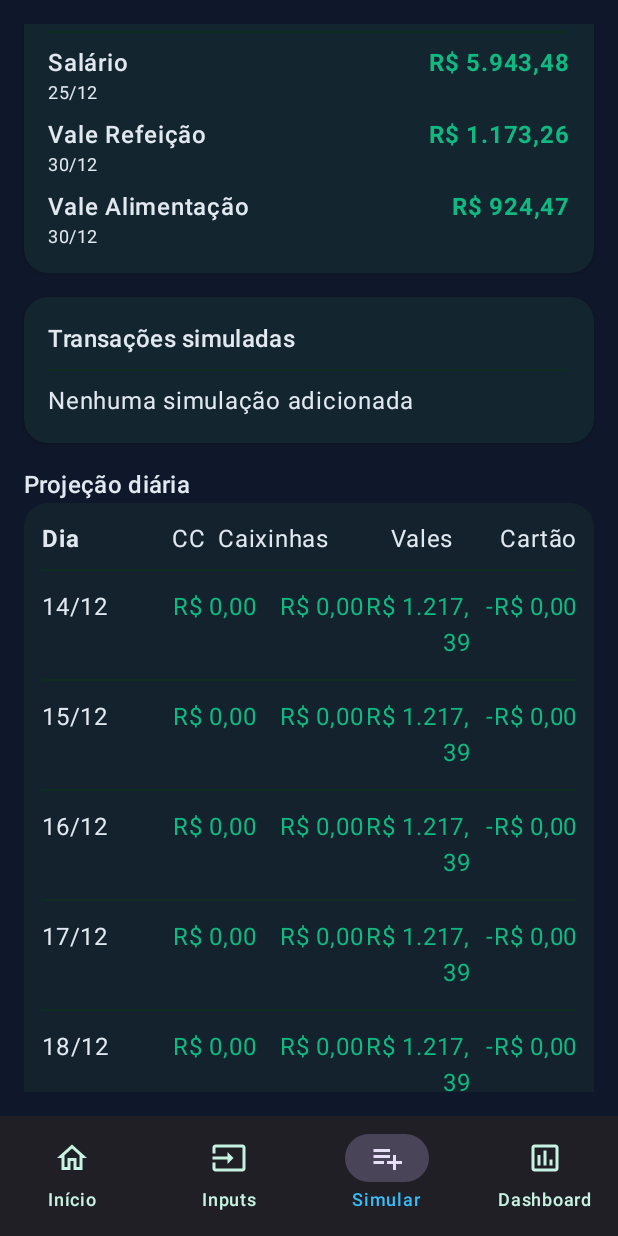
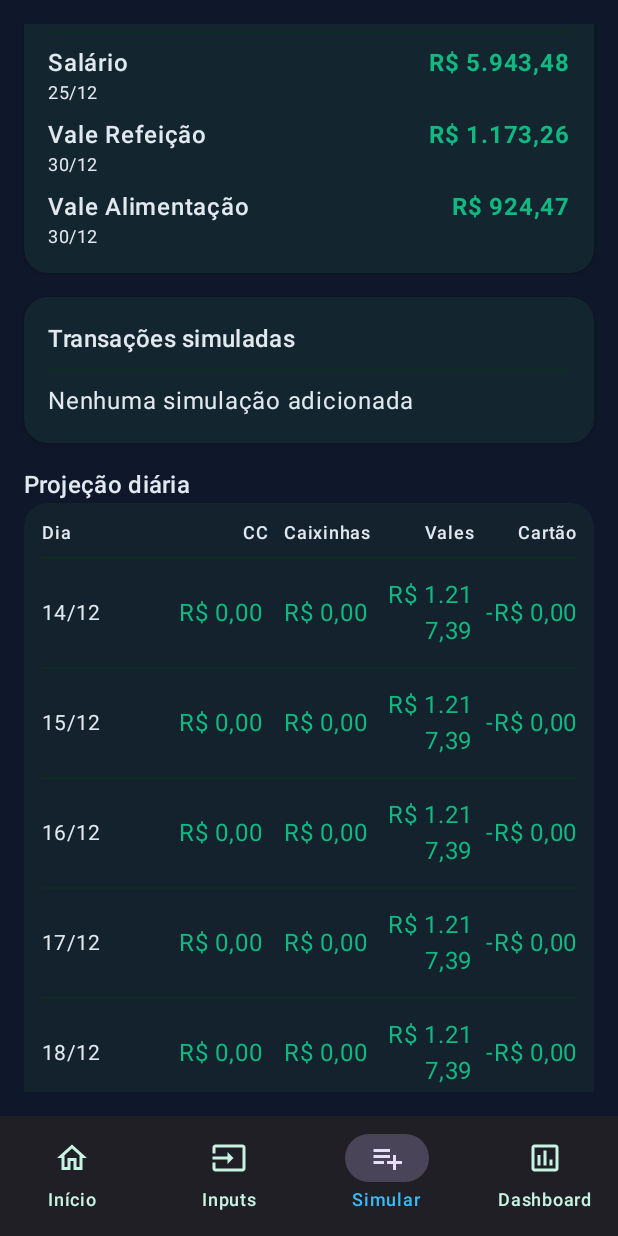
Before and after one commit to GloedenJoao/Android_AppV4, an Android app built with Jetpack Compose: the SimulationScreen screen opened through its navigation route, scrolled down 996 dp, on a phone screen of 412 x 824 dp. Run offline under Robolectric (Android 15) with nearby library versions, the phone set to English and light mode, and no system bars.

Commit message:
Improve daily projection table formatting

```diff
--- a/app/src/main/java/com/financeplanner/app/ui/Screens.kt
+++ b/app/src/main/java/com/financeplanner/app/ui/Screens.kt
@@ -926,17 +926,24 @@ private fun TransactionRow(title: String, subtitle: String, amount: Double, posi
 
 @Composable
 private fun DailyBalanceTable(history: List<BalanceSnapshot>) {
+    val dateWeight = 1.2f
+    val valueWeight = 1f
+    val headerStyle = MaterialTheme.typography.labelMedium.copy(fontWeight = FontWeight.SemiBold)
+
     Card(
         colors = CardDefaults.cardColors(containerColor = MaterialTheme.colorScheme.surfaceColorAtElevation(1.dp)),
         shape = RoundedCornerShape(16.dp)
     ) {
         Column(modifier = Modifier.padding(12.dp), verticalArrangement = Arrangement.spacedBy(8.dp)) {
-            Row(modifier = Modifier.fillMaxWidth(), horizontalArrangement = Arrangement.SpaceBetween) {
-                Text("Dia", fontWeight = FontWeight.Bold)
-                Text("CC", textAlign = TextAlign.End, modifier = Modifier.weight(1f))
-                Text("Caixinhas", textAlign = TextAlign.End, modifier = Modifier.weight(1f))
-                Text("Vales", textAlign = TextAlign.End, modifier = Modifier.weight(1f))
-                Text("Cartão", textAlign = TextAlign.End, modifier = Modifier.weight(1f))
+            Row(
+                modifier = Modifier.fillMaxWidth(),
+                verticalAlignment = Alignment.CenterVertically
+            ) {
+                Text("Dia", modifier = Modifier.weight(dateWeight), style = headerStyle)
+                Text("CC", textAlign = TextAlign.End, modifier = Modifier.weight(valueWeight), style = headerStyle)
+                Text("Caixinhas", textAlign = TextAlign.End, modifier = Modifier.weight(valueWeight), style = headerStyle)
+                Text("Vales", textAlign = TextAlign.End, modifier = Modifier.weight(valueWeight), style = headerStyle)
+                Text("Cartão", textAlign = TextAlign.End, modifier = Modifier.weight(valueWeight), style = headerStyle)
             }
             Divider(color = MaterialTheme.colorScheme.surfaceVariant)
             history.forEachIndexed { index, snapshot ->
@@ -948,13 +955,18 @@ private fun DailyBalanceTable(history: List<BalanceSnapshot>) {
                     modifier = Modifier
                         .fillMaxWidth()
                         .padding(vertical = 4.dp),
-                    horizontalArrangement = Arrangement.SpaceBetween
+                    horizontalArrangement = Arrangement.spacedBy(8.dp),
+                    verticalAlignment = Alignment.CenterVertically
                 ) {
-                    Text(snapshot.date.format(dateFormatter), modifier = Modifier.weight(1f))
-                    Text(currencyFormat.format(snapshot.checking), modifier = Modifier.weight(1f), color = checkingColor, textAlign = TextAlign.End)
-                    Text(currencyFormat.format(snapshot.caixinhaTotal), modifier = Modifier.weight(1f), color = caixinhaColor, textAlign = TextAlign.End)
-                    Text(currencyFormat.format(snapshot.valeTotal), modifier = Modifier.weight(1f), color = valeColor, textAlign = TextAlign.End)
-                    Text(currencyFormat.format(-snapshot.cardDebt), modifier = Modifier.weight(1f), color = cardColor, textAlign = TextAlign.End)
+                    Text(
+                        snapshot.date.format(dateFormatter),
+                        modifier = Modifier.weight(dateWeight),
+                        style = MaterialTheme.typography.bodyMedium
+                    )
+                    Text(currencyFormat.format(snapshot.checking), modifier = Modifier.weight(valueWeight), color = checkingColor, textAlign = TextAlign.End)
+                    Text(currencyFormat.format(snapshot.caixinhaTotal), modifier = Modifier.weight(valueWeight), color = caixinhaColor, textAlign = TextAlign.End)
+                    Text(currencyFormat.format(snapshot.valeTotal), modifier = Modifier.weight(valueWeight), color = valeColor, textAlign = TextAlign.End)
+                    Text(currencyFormat.format(-snapshot.cardDebt), modifier = Modifier.weight(valueWeight), color = cardColor, textAlign = TextAlign.End)
                 }
                 if (index < history.lastIndex) {
                     Divider(color = MaterialTheme.colorScheme.surfaceVariant)
```
